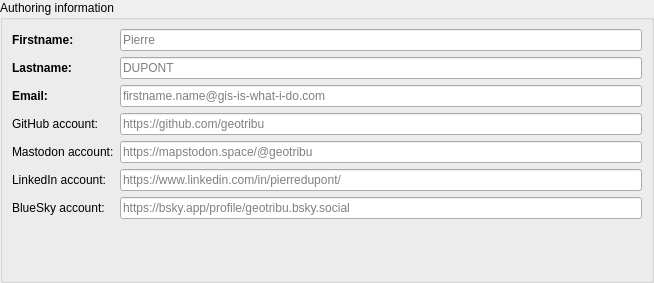
The window that qtribu/gui/wdg_authoring.ui (geotribu/qtribu) describes before a commit, drawn with Qt 5.
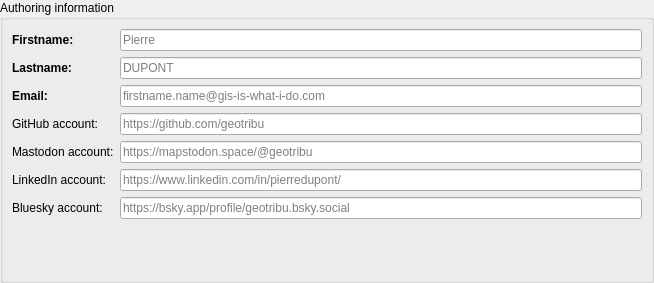
The same window after the commit. Custom widgets are drawn as their Qt base class.

Commit message: improve(ui): set buddies on authoring widget labels to improve consistency

What changed in the file:
```diff
--- a/qtribu/gui/wdg_authoring.ui
+++ b/qtribu/gui/wdg_authoring.ui
@@ -185,7 +185,7 @@
          <string>Used during broadcasting to credit author.</string>
         </property>
         <property name="text">
-         <string>BlueSky account:</string>
+         <string>Bluesky account:</string>
         </property>
        </widget>
       </item>
```
Left out of the diff: 2 changed lines with no effect on the pictures. The commit also changes 2 other files.
